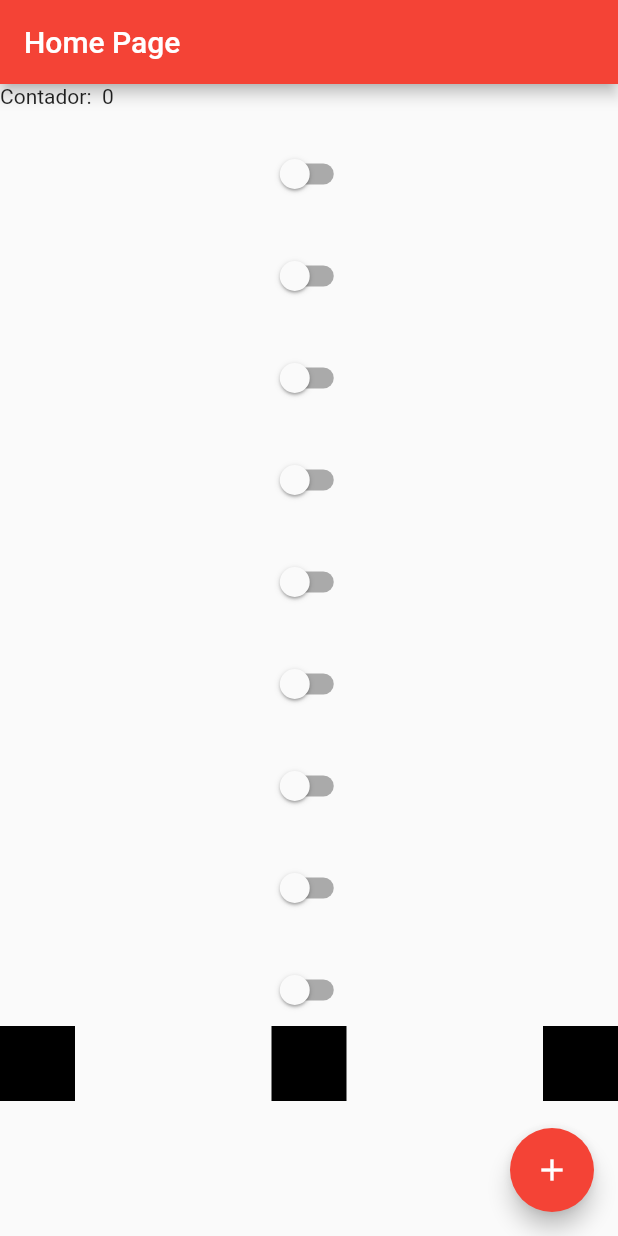
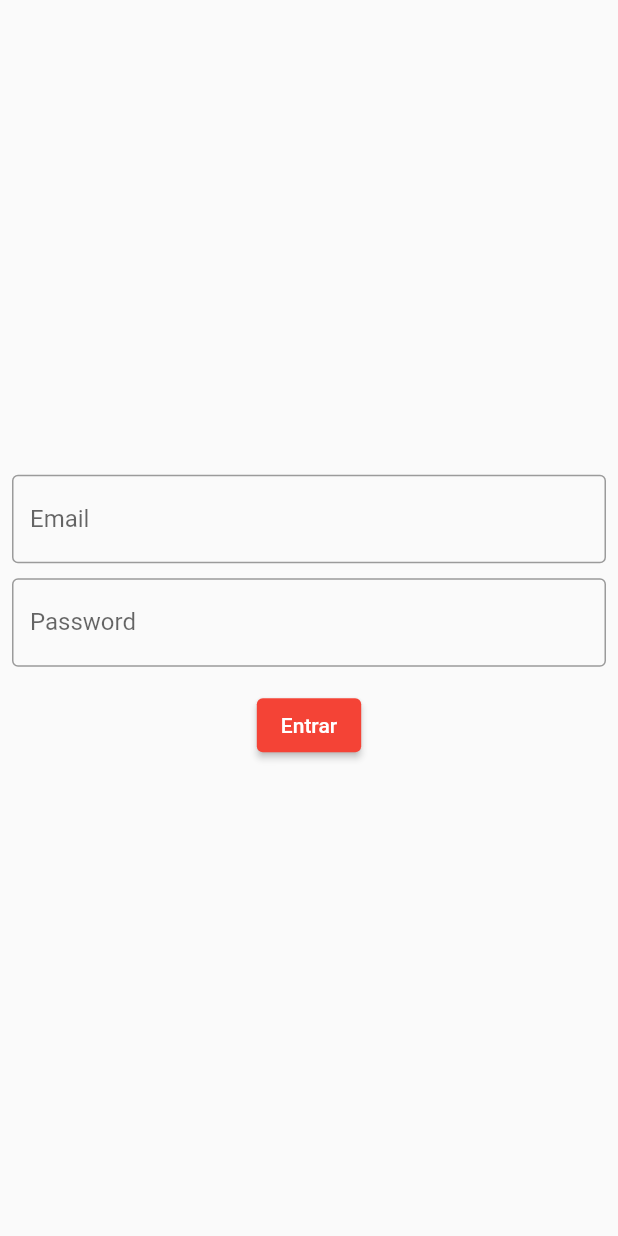
Before and after one commit to karoldiasb/flutter-curso-flutterando, a Flutter app: the screen it shows after launch, on a phone screen of 412 x 824 dp. Run offline on Flutter 3.47's test engine with Material 2 defaults, Android fonts, the phone set to English and light mode, and no system bars.

Commit message:
feat: add page login

```diff
--- a/lib/app_widget.dart
+++ b/lib/app_widget.dart
@@ -2,6 +2,7 @@ import 'package:flutter/material.dart';
 
 import 'app_controller.dart';
 import 'home_page.dart';
+import 'login_page.dart';
 
 class AppWidget extends StatelessWidget {
   final String title;
@@ -18,7 +19,7 @@ class AppWidget extends StatelessWidget {
             brightness: AppController.instance.isDarkTheme
                 ? Brightness.dark
                 : Brightness.light),
-        home: const HomePage(),
+        home: const LoginPage(),
       ),
     );
   }
--- /dev/null
+++ b/lib/login_page.dart
@@ -0,0 +1,69 @@
+import 'package:flutter/material.dart';
+
+class LoginPage extends StatefulWidget {
+  const LoginPage({Key? key}) : super(key: key);
+
+  @override
+  _LoginPageState createState() => _LoginPageState();
+}
+
+class _LoginPageState extends State<LoginPage> {
+  String email = '';
+  String password = '';
+
+  @override
+  Widget build(BuildContext context) {
+    return Scaffold(
+      body: SingleChildScrollView(
+        child: SizedBox(
+          width: MediaQuery.of(context).size.width,
+          height: MediaQuery.of(context).size.height,
+          child: Padding(
+            padding: const EdgeInsets.all(8.0),
+            child: Column(
+              mainAxisAlignment: MainAxisAlignment.center,
+              children: [
+                TextField(
+                  onChanged: (String value) {
+                    email = value;
+                  },
+                  keyboardType: TextInputType.emailAddress,
+                  decoration: const InputDecoration(
+                    labelText: 'Email',
+                    border: OutlineInputBorder(),
+                  ),
+                ),
+                const SizedBox(
+                  height: 10,
+                ),
+                TextField(
+                  onChanged: (String value) {
+                    password = value;
+                  },
+                  obscureText: true,
+                  decoration: const InputDecoration(
+                    labelText: 'Password',
+                    border: OutlineInputBorder(),
+                  ),
+                ),
+                const SizedBox(
+                  height: 15,
+                ),
+                ElevatedButton(
+                  onPressed: () {
+                    if (email == "karol.db@hotmail.com" && password == "123") {
+                      print('correto');
+                    } else {
+                      print("login inválido");
+                    }
+                  },
+                  child: const Text('Entrar'),
+                )
+              ],
+            ),
+          ),
+        ),
+      ),
+    );
+  }
+}
```
